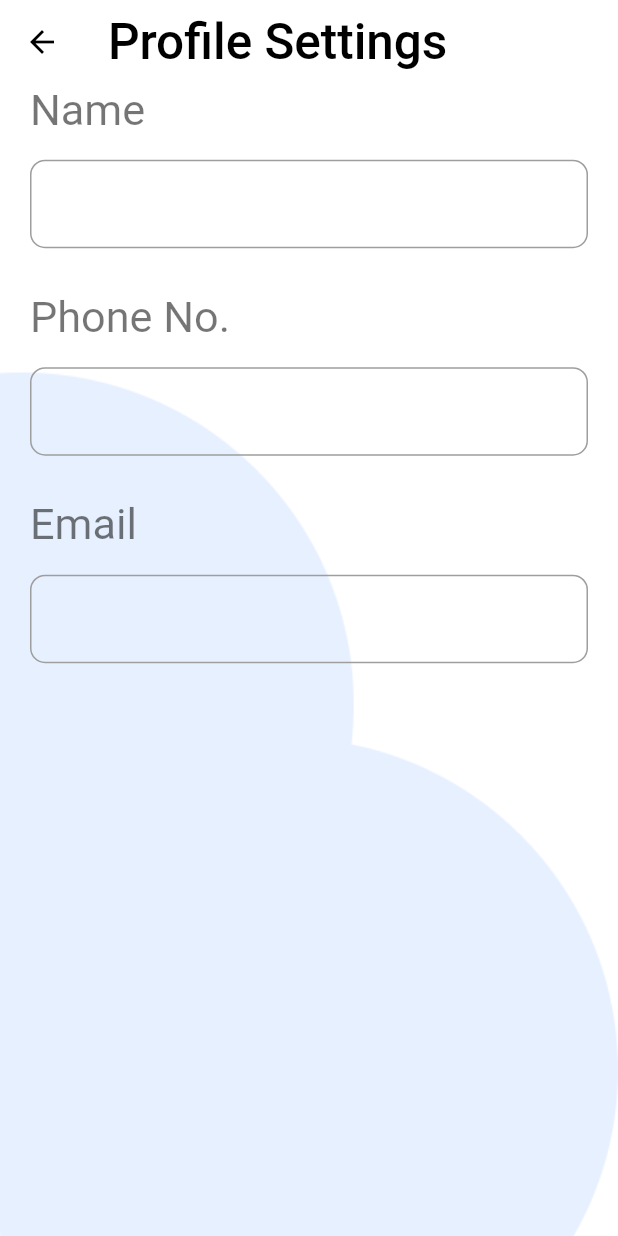
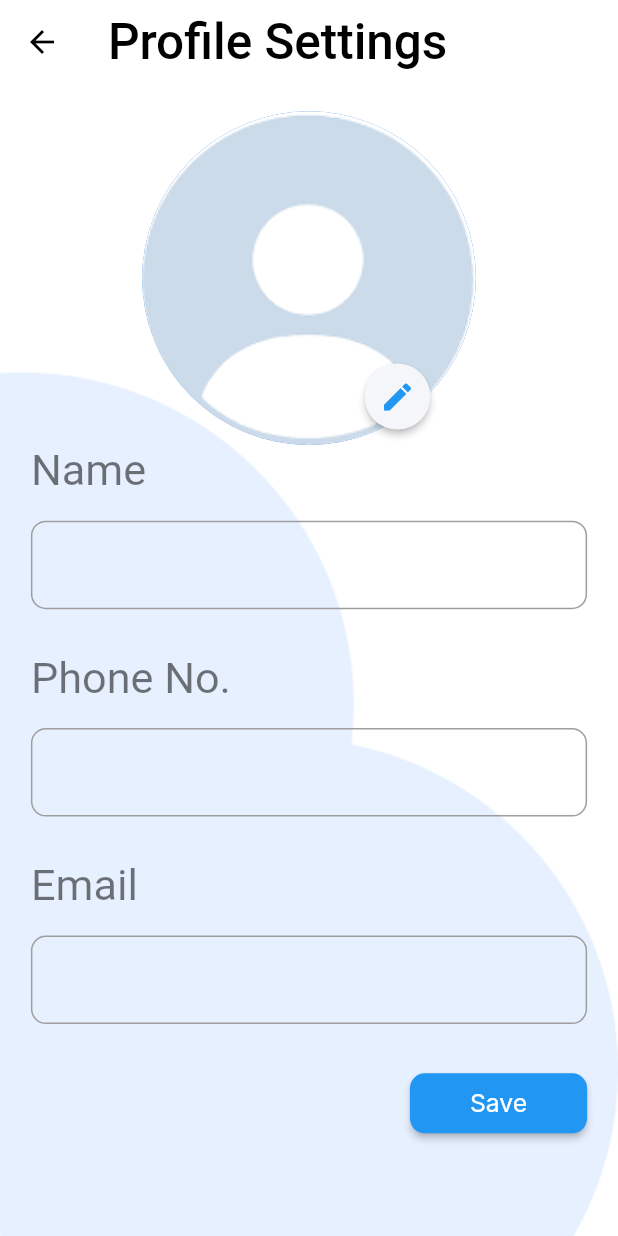
Before and after one commit to nikhil-guleria/daily_notes_expance_tracker, a Flutter app: the ProfileSettings screen opened by its route, on a phone screen of 412 x 824 dp. Run offline on Flutter 3.47's test engine with Material 2 defaults, Android fonts, the phone set to English and light mode, and no system bars; our stand-ins replace email_validator, get, get_storage, google_fonts, image_picker, sqflite; missing offline and left inert: base64, encrypt; accounts and stored records are empty.

Commit message:
profile settings in progress

```diff
--- a/lib/constants/Strings.dart
+++ b/lib/constants/Strings.dart
@@ -64,3 +64,4 @@ const settings_logout_desc = 'Logout your account';
 const profile_name = 'Name';
 const profile_phone_no = 'Phone No.';
 const profile_email = 'Email';
+const profile_image = 'Image';
--- a/lib/models/UsersData.dart
+++ b/lib/models/UsersData.dart
@@ -3,18 +3,21 @@ class Users{
   String? name;
   String? phone;
   String? password;
-  Users({ this.email, this.name, this.password,this.phone});
+  String? image;
+  Users({ this.email, this.name, this.password,this.phone,this.image});
   Map<String, dynamic> toMap() {
     return {'email': email,
       'username': name,
       'password': password,
-      'phone' : phone};
+      'phone' : phone,
+      'image': image};
   }
   Users.fromMap(Map<String, dynamic> data) {
     email = data['email'];
     name = data['username'];
     password = data['password'];
     phone = data['phone'];
+    image = data['image'];
   }
 
 }
--- a/lib/screens/profile_settings/ProfileSettings.dart
+++ b/lib/screens/profile_settings/ProfileSettings.dart
@@ -1,11 +1,14 @@
+import 'package:daily_notes/screens/profile_settings/ProfileSettingsController.dart';
 import 'package:flutter/material.dart';
 import 'package:flutter/services.dart';
 import 'package:get/get.dart';
+import 'package:google_fonts/google_fonts.dart';
 
 import '../../constants/Strings.dart';
 import '../../utils/SizeConfig.dart';
 
 class ProfileSettings extends StatelessWidget {
+  ProfileSettingsController profileSettingsController = Get.put(ProfileSettingsController());
   @override
   Widget build(BuildContext context) {
     return Stack(
@@ -27,16 +30,52 @@ class ProfileSettings extends StatelessWidget {
         leading: IconButton(onPressed: (){Get.back();},
           icon: Icon(Icons.arrow_back,color: Colors.black))),
 
-        body: Container(height: Get.height,width: Get.width,
-          padding: EdgeInsets.only(left: 20,right: 20),
+        body: Container(height: Get.height,
+          width: Get.width,
+          padding: EdgeInsets.only(top: SizeConfig.blocksize_vertical*2.2,
+              bottom: MediaQuery.of(context).viewInsets.bottom + SizeConfig.blocksize_vertical*2.2,
+              left: SizeConfig.blocksize_horizontal*5,
+              right: SizeConfig.blocksize_horizontal*5),
+          child: SingleChildScrollView(
             child: Column(crossAxisAlignment: CrossAxisAlignment.start,
+              children: [Center(
+                child:SizedBox(
+                  height: SizeConfig.blocksize_vertical*27,
+                  width: SizeConfig.blocksize_horizontal*70,
+                  child: Stack(
+                    clipBehavior: Clip.none,
+                    fit: StackFit.expand,
                     children: [
+                      CircleAvatar(
+                        backgroundImage: AssetImage('assets/images/userprofile.png'),
+                      ),
+                      Positioned(
+                          bottom: SizeConfig.blocksize_vertical*1,
+                          right: SizeConfig.blocksize_horizontal*10,
+                          child: RawMaterialButton(
+                            onPressed: () {},
+                            elevation: 2.0,
+                            fillColor: Color(0xFFF5F6F9),
+                            child: Icon(Icons.edit, color: Colors.blue,),
+                            padding: EdgeInsets.all(10.0),
+                            shape: CircleBorder(),
+                          )),
+                    ],
+                  ),
+                )
+
+                  ),
+
+
+
+
                 Text(profile_name,  style: TextStyle(color: Colors.black54,
                     fontSize: SizeConfig.blocksize_vertical*3.5)),
                 SizedBox(
                   height: SizeConfig.blocksize_vertical * 2,
                 ),
-              TextField( cursorColor: Colors.black,
+                TextField(controller: profileSettingsController.nameInputController,
+                  cursorColor: Colors.black,
                   decoration: InputDecoration(
                     focusedBorder: OutlineInputBorder(
                       borderSide: BorderSide(color: Colors.black),
@@ -56,7 +95,8 @@ class ProfileSettings extends StatelessWidget {
                 SizedBox(
                   height: SizeConfig.blocksize_vertical * 2,
                 ),
-              TextField( cursorColor: Colors.black,
+                TextField( controller: profileSettingsController.phoneInputController,
+                  cursorColor: Colors.black,
                   decoration: InputDecoration(
                     focusedBorder: OutlineInputBorder(
                       borderSide: BorderSide(color: Colors.black),
@@ -76,7 +116,10 @@ class ProfileSettings extends StatelessWidget {
                 SizedBox(
                   height: SizeConfig.blocksize_vertical * 2,
                 ),
-              TextField( cursorColor: Colors.black,
+                TextField( controller: profileSettingsController.emailInputController,
+                  enableInteractiveSelection: false,
+                  onTap: () { FocusScope.of(context).requestFocus(new FocusNode()); },
+                  cursorColor: Colors.black,
                   decoration: InputDecoration(
                     focusedBorder: OutlineInputBorder(
                       borderSide: BorderSide(color: Colors.black),
@@ -88,9 +131,35 @@ class ProfileSettings extends StatelessWidget {
                     ),
                   ),
                 ),
+                SizedBox(
+                  height: SizeConfig.blocksize_vertical * 3.5,
+                ),
+
+                Row( mainAxisAlignment: MainAxisAlignment.end,
+                  children: [ElevatedButton(
+                    style: ElevatedButton.styleFrom(
+                      shape: RoundedRectangleBorder(
+                        borderRadius: BorderRadius.circular(10),
+                      ),
+                      backgroundColor: Colors.blue,
+                      padding: EdgeInsets.symmetric(
+                          horizontal: 40,
+                          vertical: 10), /*maximumSize: Size(300,50)*/
+                    ),
+                    onPressed: () {
+                    },
+                    child: Text(save,
+                        style: GoogleFonts.inter(
+                          fontWeight: FontWeight.w400,
+                          fontSize: SizeConfig.blocksize_vertical * 2,
+                          color: Colors.white,
+                        )),
+                  ),],),
+
 
 
               ],
+            ),
           ),
 
 
--- a/lib/screens/signuppage/SignUpPageController.dart
+++ b/lib/screens/signuppage/SignUpPageController.dart
@@ -102,6 +102,7 @@ class SignUpController extends GetxController{
     signupDetails.name = usernameInputController.text;
     signupDetails.password = CommonUtils().encryptPassword(confirmPasswordInputController.text);
     signupDetails.phone = phoneInputController.text ;
+    signupDetails.image= null;
     return DailyNotesDatabase.saveUser(signupDetails);
   }
   visible(){
--- a/pubspec.yaml
+++ b/pubspec.yaml
@@ -43,6 +43,7 @@ dependencies:
   base64:
   get_storage:
   intl:
+  image_picker:
 
 dev_dependencies:
   flutter_test:
```
Also changed, not shown: lib/localdb/DailyNotesDatabase.dart (+4 -4 lines), lib/screens/profile_settings/ProfileSettingsController.dart (+48 -0 lines), assets/images/Untitled.png (added), assets/images/addimage.jpg (added), assets/images/userprofile.png (added), pubspec.lock. Lines whose indentation alone changed are shown as unchanged.
